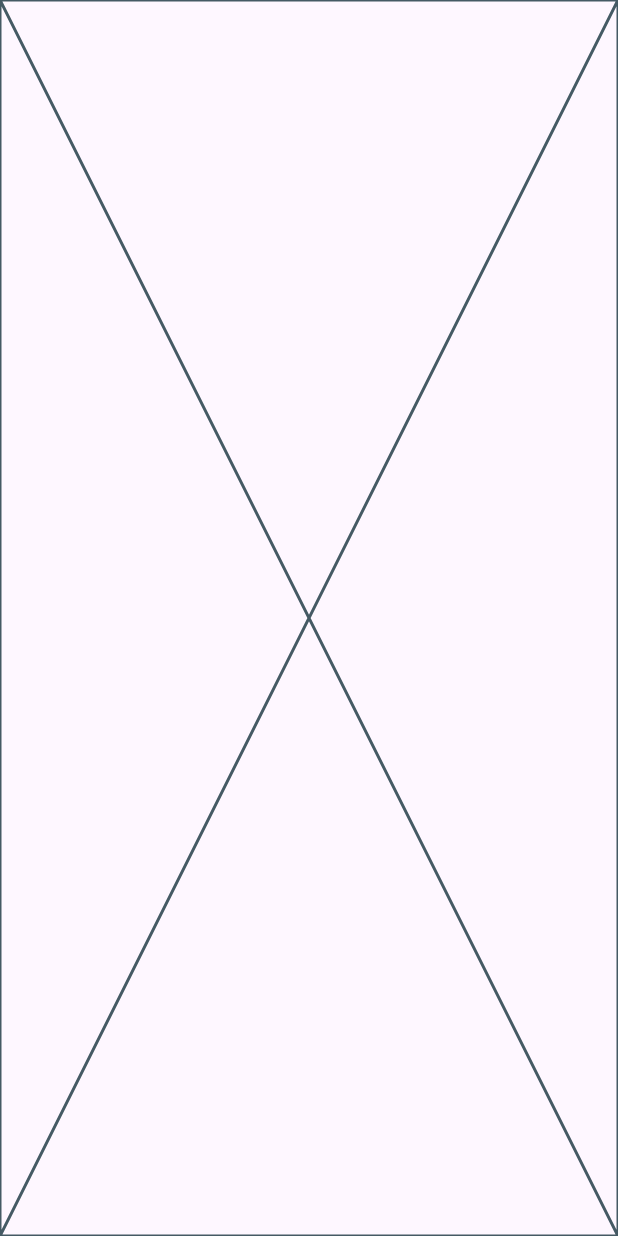
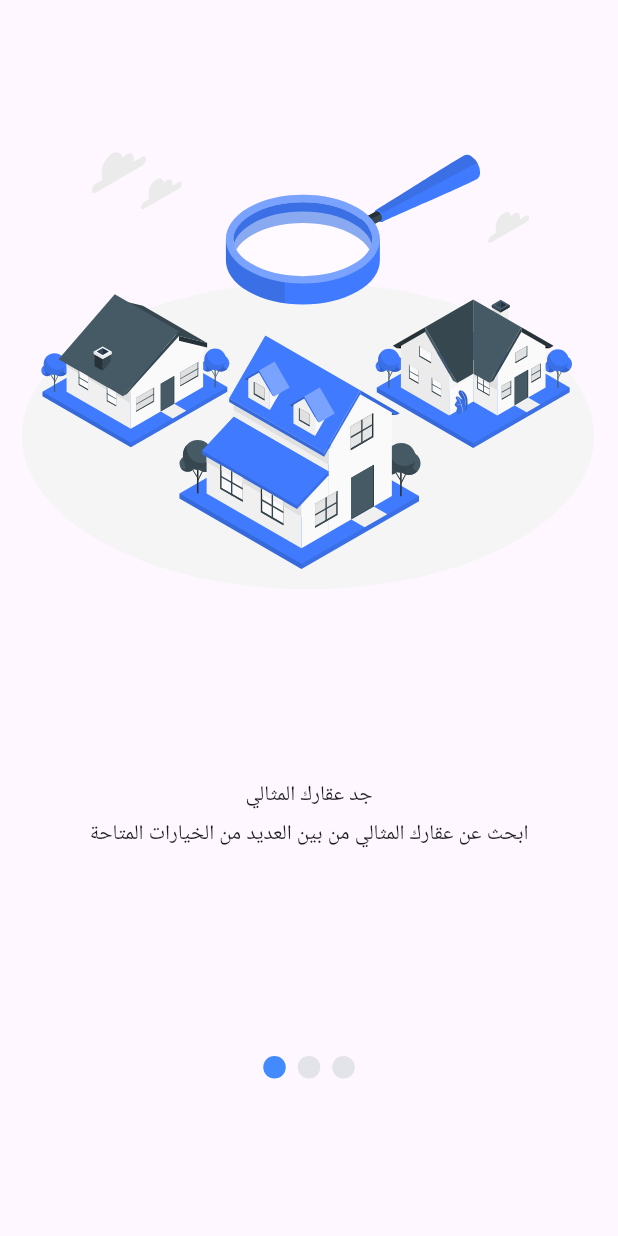
Before and after one commit to MTSH0IT/property_app, a Flutter app: the screen it shows after launch, on a phone screen of 412 x 824 dp. Run offline on Flutter 3.47's test engine with Material 3 defaults, Android fonts, the phone set to English and light mode, and no system bars; drawn by our look-alikes of smooth_page_indicator; our stand-ins replace flutter_svg.

```diff
--- a/lib/core/helper_functions/on_generate_routes.dart
+++ b/lib/core/helper_functions/on_generate_routes.dart
@@ -1,4 +1,7 @@
 import 'package:flutter/material.dart';
+import 'package:property_app/features/auth/presentation/views/login_view.dart';
+import 'package:property_app/features/auth/presentation/views/signup_view.dart';
+import 'package:property_app/features/main_view.dart/presentation/views/main_view.dart';
 import 'package:property_app/features/onboardind/presentation/view/onboarding_view.dart';
 import 'package:property_app/features/splash/presentation/views/splash_view.dart';
 
@@ -8,6 +11,12 @@ Route<dynamic> onGenerateRoutes(RouteSettings settings) {
       return MaterialPageRoute(builder: (context) => const SplashView());
     case OnboardingView.routeName:
       return MaterialPageRoute(builder: (context) => const OnboardingView());
+    case LoginView.routeName:
+      return MaterialPageRoute(builder: (context) => const LoginView());
+    case SignupView.routeName:
+      return MaterialPageRoute(builder: (context) => const SignupView());
+    case MainView.routeName:
+      return MaterialPageRoute(builder: (context) => const MainView());
 
     default:
       return MaterialPageRoute(
--- /dev/null
+++ b/lib/core/widgets/custom_button.dart
@@ -0,0 +1,37 @@
+import 'package:flutter/material.dart';
+
+class CustomButton extends StatelessWidget {
+  const CustomButton({super.key, this.ontap, required this.text});
+
+  final void Function()? ontap;
+  final String text;
+  @override
+  Widget build(BuildContext context) {
+    return GestureDetector(
+      onTap: ontap,
+      child: Container(
+        padding: const EdgeInsets.symmetric(horizontal: 10, vertical: 10),
+        margin: const EdgeInsets.symmetric(horizontal: 16),
+
+        width: double.infinity,
+        decoration: BoxDecoration(
+          borderRadius: BorderRadius.circular(50),
+
+          color: Colors.blueAccent,
+        ),
+        //height: 50,
+        child: Center(
+          child: Text(
+            text,
+            style: const TextStyle(
+              color: Colors.white,
+              fontSize: 24,
+              fontWeight: FontWeight.bold,
+            ),
+            textAlign: TextAlign.center,
+          ),
+        ),
+      ),
+    );
+  }
+}
--- a/lib/features/onboardind/presentation/view/onboarding_view.dart
+++ b/lib/features/onboardind/presentation/view/onboarding_view.dart
@@ -7,6 +7,6 @@ class OnboardingView extends StatelessWidget {
 
   @override
   Widget build(BuildContext context) {
-    return Scaffold(body: const OnboardingViewBody());
+    return Scaffold(body: SafeArea(child: const OnboardingViewBody()));
   }
 }
--- a/lib/features/onboardind/presentation/view/widgets/onboarding_view_body.dart
+++ b/lib/features/onboardind/presentation/view/widgets/onboarding_view_body.dart
@@ -1,10 +1,98 @@
 import 'package:flutter/material.dart';
+import 'package:property_app/core/utils/images.dart';
+import 'package:property_app/core/widgets/custom_button.dart';
+import 'package:property_app/features/auth/presentation/views/login_view.dart';
+import 'package:property_app/features/onboardind/presentation/view/widgets/page_view_item.dart';
+import 'package:smooth_page_indicator/smooth_page_indicator.dart';
 
-class OnboardingViewBody extends StatelessWidget {
+class OnboardingViewBody extends StatefulWidget {
   const OnboardingViewBody({super.key});
 
   @override
+  State<OnboardingViewBody> createState() => _OnboardingViewBodyState();
+}
+
+class _OnboardingViewBodyState extends State<OnboardingViewBody> {
+  int currentIndex = 0;
+  PageController pageController = PageController();
+  @override
+  void initState() {
+    super.initState();
+
+    pageController.addListener(() {
+      setState(() {
+        currentIndex = pageController.page!.round();
+      });
+    });
+  }
+
+  @override
+  void dispose() {
+    pageController.dispose();
+    super.dispose();
+  }
+
+  @override
   Widget build(BuildContext context) {
-    return const Placeholder();
+    return Column(
+      children: [
+        Expanded(
+          child: PageView(
+            controller: pageController,
+            children: [
+              PageViewItem(
+                imagePath: Assets.assetsImagesHouseSearchingAmico,
+                title: 'جد عقارك المثالي',
+                subTitle:
+                    'ابحث عن عقارك المثالي من بين العديد من الخيارات المتاحة',
+              ),
+              PageViewItem(
+                imagePath: Assets.assetsImagesHouseSearchingCuate,
+                title: 'استمتع بتجربة فريدة',
+                subTitle: 'نظام فلترة متقدم يساعدك في العثور على ما تبحث عنه',
+              ),
+              PageViewItem(
+                imagePath: Assets.assetsImagesHouseSearchingBro,
+                title: 'تعرف على عقارك الجديد',
+                subTitle:
+                    'عرض معلومات تفصيلية وصور عالية الجودة للعقارات المتاحة',
+              ),
+            ],
+          ),
+        ),
+        SmoothPageIndicator(
+          controller: pageController,
+          count: 3,
+          effect: const WormEffect(
+            dotHeight: 15,
+            dotWidth: 15,
+            activeDotColor: Colors.blueAccent,
+            dotColor: Color.fromARGB(183, 215, 221, 224),
+          ),
+          onDotClicked: (index) {
+            pageController.animateToPage(
+              index,
+              duration: const Duration(milliseconds: 500),
+              curve: Curves.easeInOut,
+            );
+          },
+        ),
+        const SizedBox(height: 25),
+
+        Visibility(
+          maintainSize: true,
+          maintainAnimation: true,
+          maintainState: true,
+          visible: currentIndex == 2,
+          child: CustomButton(
+            text: 'ابدأ الآن',
+            ontap: () {
+              Navigator.pushReplacementNamed(context, LoginView.routeName);
+            },
+          ),
+        ),
+        const SizedBox(height: 25),
+      ],
+    );
   }
 }
--- /dev/null
+++ b/lib/features/onboardind/presentation/view/widgets/page_view_item.dart
@@ -0,0 +1,29 @@
+import 'package:flutter/material.dart';
+import 'package:flutter_svg/svg.dart';
+
+class PageViewItem extends StatelessWidget {
+  const PageViewItem({
+    super.key,
+    required this.title,
+    required this.subTitle,
+    required this.imagePath,
+  });
+  final String title;
+  final String subTitle;
+  final String imagePath;
+
+  @override
+  Widget build(BuildContext context) {
+    return Column(
+      crossAxisAlignment: CrossAxisAlignment.stretch,
+      children: [
+        SvgPicture.asset(imagePath),
+        const SizedBox(height: 20),
+        Text(title, textAlign: TextAlign.center),
+        const SizedBox(height: 5),
+        Text(subTitle, textAlign: TextAlign.center),
+        const SizedBox(height: 10),
+      ],
+    );
+  }
+}
--- a/pubspec.yaml
+++ b/pubspec.yaml
@@ -32,6 +32,7 @@ dependencies:
   flutter:
     sdk: flutter
   flutter_svg: ^2.1.0
+  smooth_page_indicator: ^1.2.1
 
 dev_dependencies:
   flutter_launcher_icons: "^0.14.3"
@@ -81,7 +82,6 @@ flutter:
   #
   # For details regarding fonts from package dependencies,
   # see https://flutter.dev/to/font-from-package
-
 flutter_launcher_icons:
   android: "launcher_icon"
   ios: true
```
Also changed, not shown: lib/features/auth/presentation/views/login_view.dart (added, +12 -0 lines), lib/features/auth/presentation/views/signup_view.dart (added, +12 -0 lines), lib/features/auth/presentation/views/widget/login_view_body.dart (added, +10 -0 lines), lib/features/auth/presentation/views/widget/signup_view_body.dart (added, +10 -0 lines), lib/features/main_view.dart/presentation/views/main_view.dart (added, +12 -0 lines), lib/features/main_view.dart/presentation/views/widgets/main_view_body.dart (added, +10 -0 lines), pubspec.lock.
